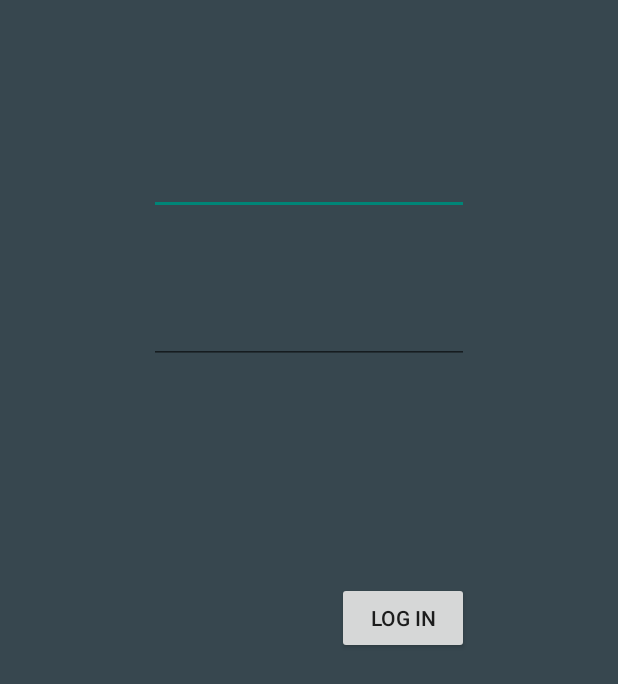
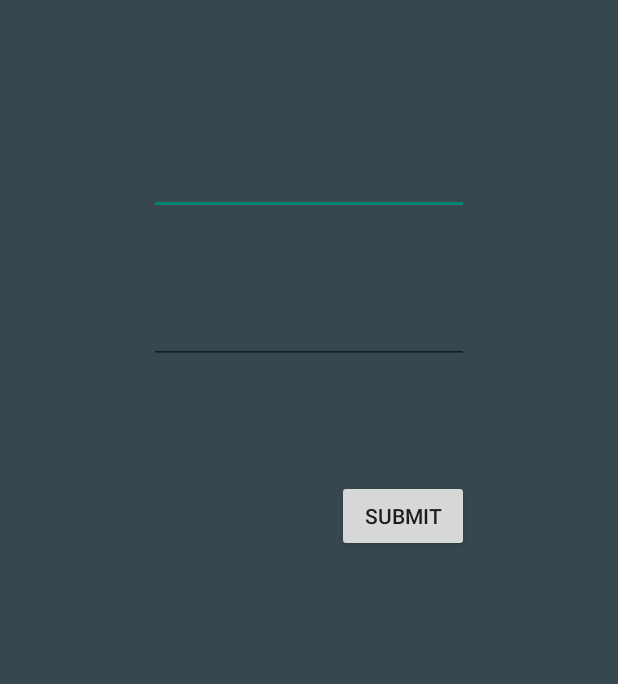
Before and after one commit to a8nova/Scheduler, an Android app: the LogIn screen opened directly, with no data from a screen before it, on a phone screen of 412 x 824 dp. Shown: the top 684 px of the screen. Run offline under Robolectric (Android 15) with nearby library versions, the phone set to English and light mode, and no system bars.

Commit message:
added a Validator class to validate User email/password TODO - public methods

```diff
--- a/app/src/main/java/com/example/alazarshenkute1/scheduler/LogIn.java
+++ b/app/src/main/java/com/example/alazarshenkute1/scheduler/LogIn.java
@@ -10,6 +10,7 @@ import android.os.Bundle;
 import android.view.View;
 
 public class LogIn extends Activity {
+    private final int USER_FOUND = 1;
     @Override
     public void onCreate(Bundle savedInstanceState) {
         super.onCreate(savedInstanceState);
@@ -19,7 +20,14 @@ public class LogIn extends Activity {
     }
 
 
-    public void submitButtonPressed(View view) {
+    public void submitButtonPressed(View view ) {
+
+        // check if both username and password match
+        Validate validator = new Validate();
+        if( validator.validateLogin() == USER_FOUND )
+        {
+
+        }
 
         startActivity(new Intent( this, Dashboard.class ) );
     }
--- /dev/null
+++ b/app/src/main/res/layout/dashboard.xml
@@ -0,0 +1,5 @@
+<?xml version="1.0" encoding="utf-8"?>
+<ListView xmlns:android="http://schemas.android.com/apk/res/android"
+    android:id="@+id/android:list"
+    android:layout_width="wrap_content"
+    android:layout_height="wrap_content" />
--- a/app/src/main/res/layout/login.xml
+++ b/app/src/main/res/layout/login.xml
@@ -29,9 +29,12 @@
     <Button
         android:layout_width="wrap_content"
         android:layout_height="wrap_content"
-        android:id="@+id/logInButton"
-        android:layout_centerVertical="true"
+        android:id="@+id/submitButton"
+        android:text="@string/LogInSubmitButton"
+        android:onClick="submitButtonPressed"
+        android:layout_below="@+id/logInPassword"
         android:layout_alignRight="@+id/logInPassword"
         android:layout_alignEnd="@+id/logInPassword"
-        android:text="@string/LogInSubmitButton" />
+        android:layout_marginTop="77dp" />
+
 </RelativeLayout>
--- a/app/src/main/res/values/strings.xml
+++ b/app/src/main/res/values/strings.xml
@@ -4,10 +4,11 @@
     <string name="email">email</string>
     <string name="password">password</string>
     <string name="goButton">Submit</string>
-    <string name="LogInSubmitButton">Log In</string>
+    <string name="LogInSubmitButton">Submit</string>
     <string name="logInPage">Log In</string>
     <string name="upLoadPicPage">UpLoad Picture</string>
     <string name="signUpButton"> Sign Up</string>
     <string name="logInButton">Log In</string>
     <string name="signupSupervisorCheckbox">Supervisor/Manager</string>
+    <string name="DashboardPage">Dashboard</string>
 </resources>
```
Also changed, not shown: app/src/main/AndroidManifest.xml (+9 -0 lines), app/src/main/java/com/example/alazarshenkute1/scheduler/SignUp.java (+5 -3 lines), app/src/main/java/com/example/alazarshenkute1/scheduler/Validate.java (added, +24 -0 lines).
